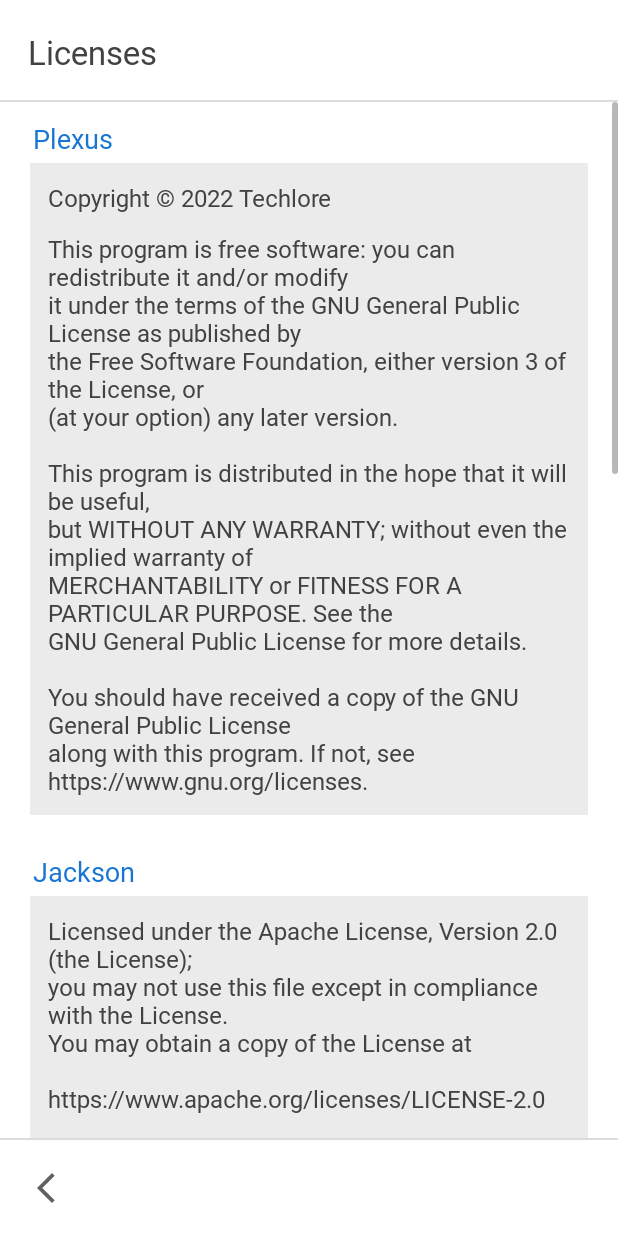
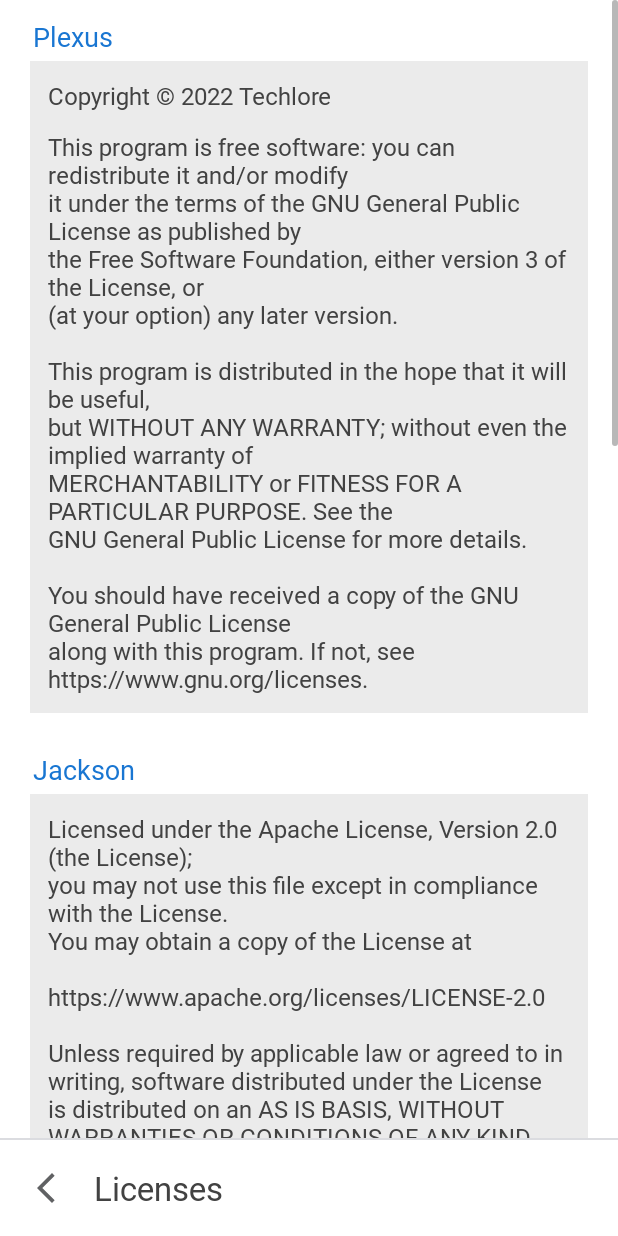
Before and after one commit to techlore/Plexus-app, an Android app: the fragment AboutFragment placed in its activity, after a tap on "Licenses", on a phone screen of 412 x 824 dp. Run offline under Robolectric (Android 15) with nearby library versions, the phone set to English and light mode, and no system bars; 4 statements that could not run were skipped.

Commit message:
some minor ui changes

```diff
--- a/app/src/main/java/tech/techlore/plexus/activities/LicensesActivity.java
+++ b/app/src/main/java/tech/techlore/plexus/activities/LicensesActivity.java
@@ -24,10 +24,8 @@
 import androidx.appcompat.app.AppCompatActivity;
 
 import android.os.Bundle;
-import android.view.View;
 
-import java.util.Objects;
-
+import tech.techlore.plexus.R;
 import tech.techlore.plexus.databinding.ActivityLicensesBinding;
 
 public class LicensesActivity extends AppCompatActivity {
@@ -39,7 +37,6 @@
         setContentView(activityBinding.getRoot());
 
         setSupportActionBar(activityBinding.toolbarBottom);
-        Objects.requireNonNull(getSupportActionBar()).setDisplayShowTitleEnabled(false);
 
         activityBinding.toolbarBottom.setNavigationOnClickListener(v -> onBackPressed());
 
@@ -68,4 +65,11 @@
 
     }
 
+    // Set transition when finishing activity
+    @Override
+    public void finish() {
+        super.finish();
+        overridePendingTransition(0, R.anim.fade_scale_out);
+    }
+
 }
--- a/app/src/main/java/tech/techlore/plexus/activities/MainActivity.java
+++ b/app/src/main/java/tech/techlore/plexus/activities/MainActivity.java
@@ -35,7 +35,6 @@
 import androidx.appcompat.app.AppCompatActivity;
 import androidx.appcompat.app.AppCompatDelegate;
 import androidx.coordinatorlayout.widget.CoordinatorLayout;
-import androidx.core.widget.NestedScrollView;
 import androidx.fragment.app.Fragment;
 import androidx.fragment.app.FragmentTransaction;
 
@@ -73,7 +72,8 @@
     public ActivityMainBinding activityBinding;
     public BottomSheetBehavior<CoordinatorLayout> bottomSheetBehavior;
     private int checkedItem = 0; // To set nav view item background, check selected item
-    public Fragment fragment;
+    private Fragment fragment;
+    private String toolbarTitle;
     private PreferenceManager preferenceManager;
     public List<PlexusData> dataList;
     public List<InstalledApp> installedList;
@@ -101,6 +101,7 @@
         // Default fragment
         fragment = new PlexusDataFragment();
         checkedItem = R.id.nav_plexus_data;
+        toolbarTitle = getString(R.string.plexus_data);
         DisplayFragment(fragment, checkedItem);
 
         // Nav view bottom sheet
@@ -118,8 +119,18 @@
             @Override
             public void onSlide(@NonNull View bottomSheet, float slideOffset) {
 
+                activityBinding.dimBg.setAlpha(slideOffset); // Dim background on sliding up
                 activityBinding.navView.setCheckedItem(checkedItem); // Always sync checked item on slide
-                activityBinding.dimBg.setAlpha(slideOffset); // Dm background when bottom sheet is sliding
+
+                // Hide toolbar title and menu on slide up
+                if (slideOffset > 0.03) {
+                    activityBinding.toolbarBottom.setTitle(null);
+                    activityBinding.toolbarBottom.getMenu().clear();
+                }
+                else {
+                    activityBinding.toolbarBottom.setTitle(toolbarTitle);
+                    invalidateMenu();
+                }
 
             }
 
@@ -148,17 +159,20 @@
             if (navMenuItem.getItemId() == R.id.nav_plexus_data) {
                 fragment = new PlexusDataFragment();
                 checkedItem = R.id.nav_plexus_data;
+                toolbarTitle = getString(R.string.plexus_data);
             }
             else if (navMenuItem.getItemId() == R.id.nav_installed_apps) {
                 fragment = new InstalledAppsFragment();
                 checkedItem = R.id.nav_installed_apps;
+                toolbarTitle = getString(R.string.installed_apps);
+
             }
             else if (navMenuItem.getItemId() == R.id.nav_fav) {
                 checkedItem = R.id.nav_fav;
             }
             else if (navMenuItem.getItemId() == R.id.nav_report_issue) {
-                        OpenURL(this, "https://github.com/techlore/Plexus-app/issues",
-                                activityBinding.mainCoordinatorLayout, activityBinding.bottomNavContainer);
+                OpenURL(this, "https://github.com/techlore/Plexus-app/issues",
+                        activityBinding.mainCoordinatorLayout, activityBinding.bottomNavContainer);
             }
             else if (navMenuItem.getItemId() == R.id.nav_pull_req) {
                 PullReqBottomSheet();
@@ -166,6 +180,7 @@
             else if (navMenuItem.getItemId() == R.id.nav_help) {
                 fragment = new HelpFragment();
                 checkedItem = R.id.nav_help;
+                toolbarTitle = getString(R.string.menu_help);
             }
             else if (navMenuItem.getItemId() == R.id.nav_theme) {
                 ThemeBottomSheet();
@@ -173,6 +188,7 @@
             else if (navMenuItem.getItemId() == R.id.nav_about) {
                 fragment = new AboutFragment();
                 checkedItem = R.id.nav_about;
+                toolbarTitle = getString(R.string.about_title);
             }
 
             return true;
@@ -188,6 +204,7 @@
                 .replace(R.id.activity_host_fragment, fragment)
                 .commitNow();
         activityBinding.navView.setCheckedItem(checkedItem);
+        activityBinding.toolbarBottom.setTitle(toolbarTitle);
 
     }
 
@@ -228,10 +245,6 @@
 
     @Override
     public boolean onOptionsItemSelected(@NonNull MenuItem item) {
-
-        if (bottomSheetBehavior.getState() != STATE_COLLAPSED) {
-            bottomSheetBehavior.setState(STATE_COLLAPSED);
-        }
 
         // Search
         // Don't finish main activity,
@@ -461,6 +474,7 @@
         else if (checkedItem != R.id.nav_plexus_data) {
             fragment = new PlexusDataFragment();
             checkedItem = R.id.nav_plexus_data;
+            toolbarTitle = getString(R.string.plexus_data);
             DisplayFragment(fragment, checkedItem);
         }
         else {
--- a/app/src/main/java/tech/techlore/plexus/activities/SearchActivity.java
+++ b/app/src/main/java/tech/techlore/plexus/activities/SearchActivity.java
@@ -21,7 +21,6 @@
 
 import android.content.Intent;
 import android.os.Bundle;
-import android.view.View;
 
 import androidx.appcompat.app.AppCompatActivity;
 import androidx.fragment.app.Fragment;
@@ -61,8 +60,6 @@
         setSupportActionBar(activityBinding.toolbarBottom);
         activityBinding.toolbarBottom.setNavigationIcon(R.drawable.ic_back);
         activityBinding.toolbarBottom.setNavigationOnClickListener(view -> onBackPressed());
-
-        activityBinding.appbarTop.setVisibility(View.GONE);
 
         // NAV VIEW BOTTOM SHEET
         BottomSheetBehavior.from(activityBinding.bottomNavContainer).setDraggable(false);
--- a/app/src/main/java/tech/techlore/plexus/fragments/main/AboutFragment.java
+++ b/app/src/main/java/tech/techlore/plexus/fragments/main/AboutFragment.java
@@ -35,11 +35,11 @@
 import tech.techlore.plexus.R;
 import tech.techlore.plexus.activities.LicensesActivity;
 import tech.techlore.plexus.activities.MainActivity;
-import tech.techlore.plexus.databinding.FragmentSettingsAboutBinding;
+import tech.techlore.plexus.databinding.FragmentAboutBinding;
 
 public class AboutFragment extends Fragment {
 
-    private FragmentSettingsAboutBinding fragmentBinding;
+    private FragmentAboutBinding fragmentBinding;
     private MainActivity mainActivity;
     String version;
 
@@ -57,7 +57,7 @@
                              Bundle savedInstanceState) {
         // Inflate the layout for this fragment
         setHasOptionsMenu(true);
-        fragmentBinding = FragmentSettingsAboutBinding.inflate(inflater, container, false);
+        fragmentBinding = FragmentAboutBinding.inflate(inflater, container, false);
         return fragmentBinding.getRoot();
     }
 
@@ -65,8 +65,6 @@
     public void onViewCreated(@NonNull View view, @Nullable Bundle savedInstanceState) {
 
         mainActivity = (MainActivity) requireActivity();
-
-        mainActivity.activityBinding.toolbarTop.setTitle(R.string.about_title);
 
         // Version
         try {
@@ -90,8 +88,10 @@
 
         // Licenses
         fragmentBinding.licenses
-                .setOnClickListener(v ->
-                        mainActivity.startActivity(new Intent(mainActivity, LicensesActivity.class)));
+                .setOnClickListener(v -> {
+                    mainActivity.startActivity(new Intent(mainActivity, LicensesActivity.class));
+                    mainActivity.overridePendingTransition(R.anim.fade_scale_in, R.anim.no_movement);
+                });
 
         // View on GitHub
         fragmentBinding.viewOnGit
--- a/app/src/main/java/tech/techlore/plexus/fragments/main/InstalledAppsFragment.java
+++ b/app/src/main/java/tech/techlore/plexus/fragments/main/InstalledAppsFragment.java
@@ -88,9 +88,7 @@
         List<String> playStoreInstallers = new ArrayList<>(Arrays.asList("com.android.vending", "com.aurora.store"));
         final InstalledAppItemAdapter installedAppItemAdapter = new InstalledAppItemAdapter(installedAppsFinalList);
 
-        /*###########################################################################################*/
-
-        ((MainActivity) requireActivity()).activityBinding.toolbarTop.setTitle(R.string.installed_apps);
+        /*########################################################################################*/
 
         // Filter based on installers (play store, aurora etc.)
         if (preferenceManager.getInt(FILTER_PREF) == 0
--- a/app/src/main/java/tech/techlore/plexus/fragments/main/PlexusDataFragment.java
+++ b/app/src/main/java/tech/techlore/plexus/fragments/main/PlexusDataFragment.java
@@ -94,7 +94,6 @@
 
     /*###########################################################################################*/
 
-        mainActivity.activityBinding.toolbarTop.setTitle(R.string.plexus_data);
         fragmentBinding.recyclerView.addOnItemTouchListener(new RecyclerViewItemTouchListener(mainActivity));
 
         // Status sort
--- a/app/src/main/res/layout/activity_licenses.xml
+++ b/app/src/main/res/layout/activity_licenses.xml
@@ -27,42 +27,18 @@
     android:layout_height="match_parent"
     android:background="@color/backgroundColor">
 
-    <com.google.android.material.appbar.AppBarLayout
-        android:id="@+id/appbar_top"
-        android:layout_width="match_parent"
-        android:layout_height="wrap_content"
-        android:background="@android:color/transparent"
-        app:elevation="0dp">
-
-        <com.google.android.material.appbar.MaterialToolbar
-            android:id="@+id/toolbar_top"
-            android:layout_width="match_parent"
-            android:layout_height="wrap_content"
-            android:layout_marginStart="@dimen/margin_2.5"
-            android:layout_marginTop="@dimen/margin_2.5"
-            app:contentInsetStartWithNavigation="0dp"
-            android:paddingStart="@dimen/margin_2.5"
-            android:paddingEnd="@dimen/margin_2.5"
-            app:title="@string/licenses"
-            app:titleTextColor="@color/textTitleColor"/>
-
-        <include layout="@layout/divider_horizontal"/>
-
-    </com.google.android.material.appbar.AppBarLayout>
-
     <ScrollView
         android:layout_width="match_parent"
         android:layout_height="wrap_content"
         android:background="@color/backgroundColor"
         android:scrollbarThumbVertical="@drawable/shape_scrollbar_thumb"
-        android:layout_marginTop="68dp"
         android:layout_marginBottom="?attr/actionBarSize">
 
         <LinearLayout
             android:layout_width="match_parent"
             android:layout_height="wrap_content"
             android:paddingTop="@dimen/margin_12"
-            android:paddingBottom="@dimen/margin_8"
+            android:paddingBottom="@dimen/margin_20"
             android:orientation="vertical">
 
             <TextView
@@ -224,7 +200,9 @@
             app:navigationIcon="@drawable/ic_back"
             app:contentInsetStartWithNavigation="0dp"
             android:paddingStart="@dimen/margin_2.5"
-            android:paddingEnd="@dimen/margin_2.5">
+            android:paddingEnd="@dimen/margin_2.5"
+            app:title="@string/licenses"
+            app:titleTextColor="@color/textTitleColor">
 
             <ViewStub
                 android:id="@+id/search_view_stub"
@@ -235,4 +213,5 @@
         </com.google.android.material.appbar.MaterialToolbar>
 
     </com.google.android.material.appbar.AppBarLayout>
+
 </androidx.coordinatorlayout.widget.CoordinatorLayout>
```
Also changed, not shown: app/src/main/java/tech/techlore/plexus/fragments/main/HelpFragment.java (+0 -7 lines), app/src/main/res/layout/activity_main.xml (+2 -23 lines), app/src/main/res/layout/fragment_about.xml (renamed from app/src/main/res/layout/fragment_settings_about.xml, +6 -5 lines), app/src/main/res/layout/fragment_help.xml (+4 -3 lines).
